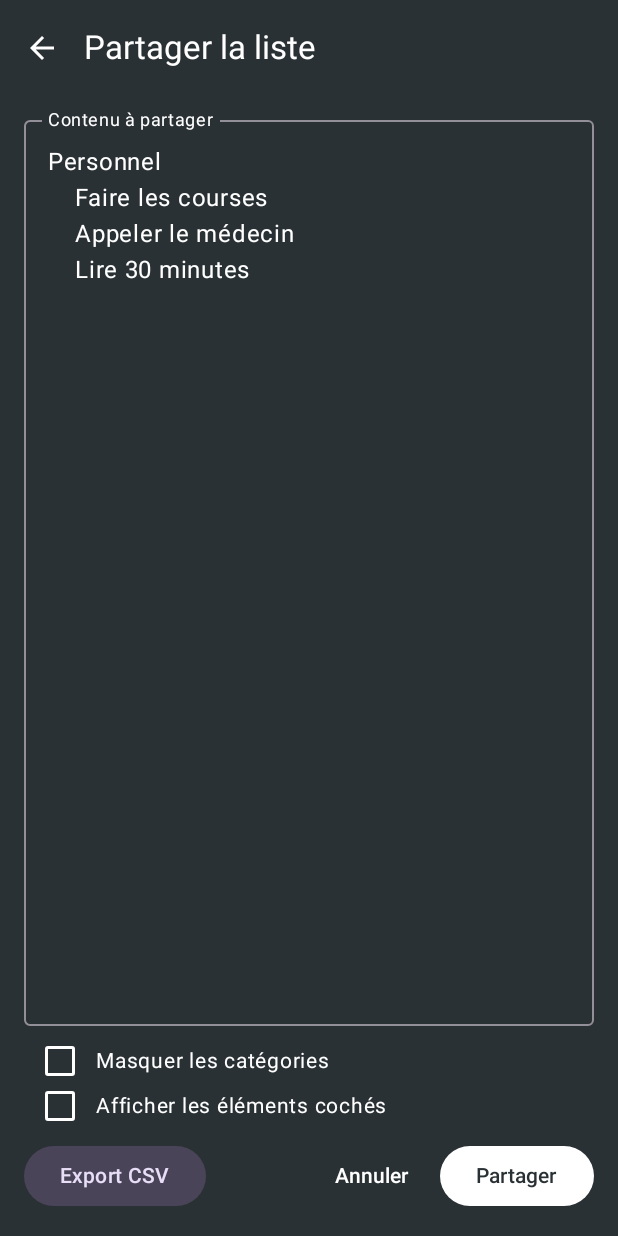
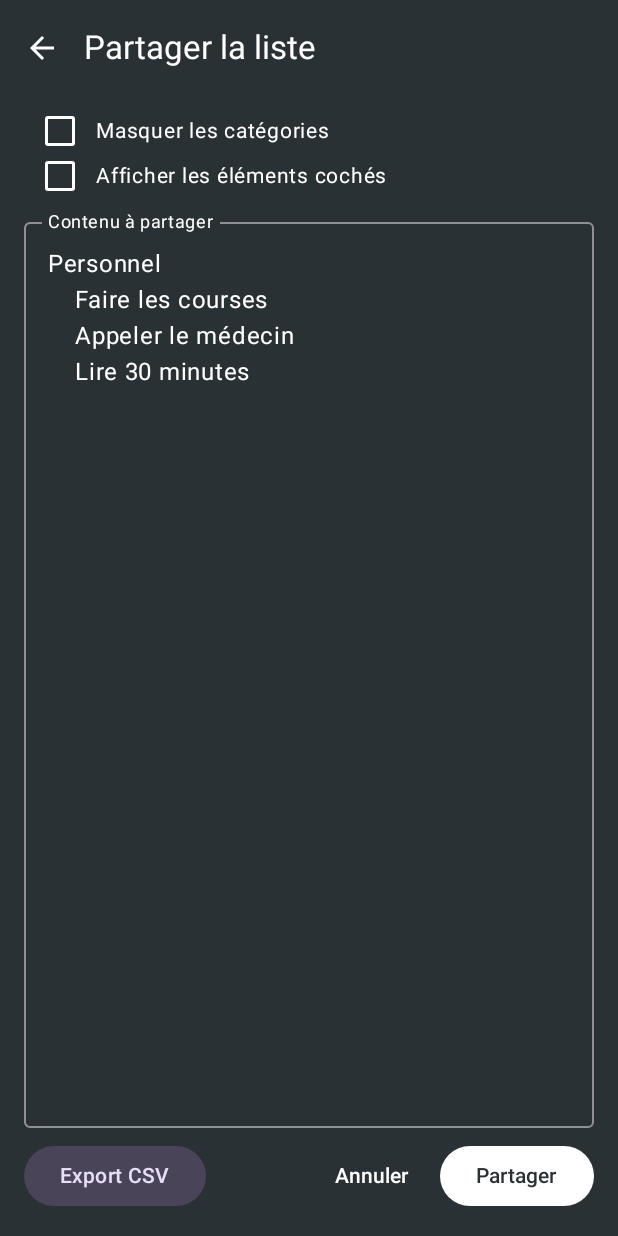
Before and after one commit to exochrone/ShopList, an Android app built with Jetpack Compose: the PartagerScreen screen opened through its navigation route, on a phone screen of 412 x 824 dp. Run offline under Robolectric (Android 15) with nearby library versions, the phone set to English and light mode, and no system bars; our stand-ins replace Room's generated code; libraries missing offline, so code that uses them is left out: sh.calvin.reorderable; 2 statements that could not run were skipped.

Commit message:
various fixes

```diff
--- a/app/src/main/java/com/jb/shoplist/MainActivity.kt
+++ b/app/src/main/java/com/jb/shoplist/MainActivity.kt
@@ -5,9 +5,15 @@ import android.widget.Toast
 import androidx.activity.ComponentActivity
 import androidx.activity.compose.setContent
 import androidx.activity.enableEdgeToEdge
+import androidx.compose.material3.Scaffold
+import androidx.compose.material3.SnackbarDuration
+import androidx.compose.material3.SnackbarHost
+import androidx.compose.material3.SnackbarHostState
+import androidx.compose.material3.SnackbarResult
 import androidx.compose.runtime.Composable
 import androidx.compose.runtime.LaunchedEffect
 import androidx.compose.runtime.getValue
+import androidx.compose.runtime.remember
 import androidx.compose.ui.platform.LocalContext
 import androidx.lifecycle.compose.collectAsStateWithLifecycle
 import androidx.lifecycle.viewmodel.compose.viewModel
@@ -31,8 +37,10 @@ class MainActivity : ComponentActivity() {
 fun TodoApp() {
     val viewModel: TodoViewModel = viewModel()
     val uiState by viewModel.uiState.collectAsStateWithLifecycle()
+    val actionAnnulable by viewModel.actionAnnulable.collectAsStateWithLifecycle()
     val navController = rememberNavController()
     val context = LocalContext.current
+    val snackbarHostState = remember { SnackbarHostState() }
 
     LaunchedEffect(Unit) {
         viewModel.evenements.collect { message ->
@@ -40,9 +48,29 @@ fun TodoApp() {
         }
     }
 
-    ShopListNavHost(
-        navController = navController,
-        uiState = uiState,
-        viewModel = viewModel
-    )
+    LaunchedEffect(actionAnnulable) {
+        actionAnnulable?.let { action ->
+            val result = snackbarHostState.showSnackbar(
+                message = action.message,
+                actionLabel = "Annuler",
+                duration = SnackbarDuration.Short
+            )
+            when (result) {
+                SnackbarResult.ActionPerformed -> viewModel.annulerDerniereAction()
+                SnackbarResult.Dismissed -> viewModel.consommerAction()
+            }
+        }
+    }
+
+    Scaffold(
+        snackbarHost = { SnackbarHost(hostState = snackbarHostState) }
+    ) { innerPadding ->
+        // On pourrait passer innerPadding à ShopListNavHost si besoin de gérer les insets
+        ShopListNavHost(
+            navController = navController,
+            uiState = uiState,
+            viewModel = viewModel,
+            snackbarHostState = snackbarHostState
+        )
+    }
 }
--- a/app/src/main/java/com/jb/shoplist/ui/navigation/ShopListNavHost.kt
+++ b/app/src/main/java/com/jb/shoplist/ui/navigation/ShopListNavHost.kt
@@ -1,5 +1,6 @@
 package com.jb.shoplist.ui.navigation
 
+import androidx.compose.material3.SnackbarHostState
 import androidx.compose.runtime.Composable
 import androidx.compose.runtime.getValue
 import androidx.lifecycle.compose.collectAsStateWithLifecycle
@@ -16,13 +17,15 @@ import com.jb.shoplist.ui.screens.partage.PartagerScreen
 fun ShopListNavHost(
     navController: NavHostController,
     uiState: TodoUiState,
-    viewModel: TodoViewModel
+    viewModel: TodoViewModel,
+    snackbarHostState: SnackbarHostState
 ) {
     NavHost(navController = navController, startDestination = Routes.LISTE) {
         composable(Routes.LISTE) {
             val actionAnnulable by viewModel.actionAnnulable.collectAsStateWithLifecycle()
             TodoListScreen(
                 uiState = uiState,
+                snackbarHostState = snackbarHostState,
                 actionAnnulable = actionAnnulable,
                 onAjouterTache = viewModel::ajouterTache,
                 onBasculerFait = viewModel::basculerFait,
@@ -38,8 +41,6 @@ fun ShopListNavHost(
                 onToutCocher = viewModel::toutCocher,
                 onBasculerAfficherFaites = viewModel::setAfficherFaites,
                 onSetTermeRecherche = viewModel::setTermeRecherche,
-                onAnnulerAction = viewModel::annulerDerniereAction,
-                onConsommerAction = viewModel::consommerAction
             )
         }
         composable(Routes.CATEGORIES) {
@@ -47,6 +48,7 @@ fun ShopListNavHost(
             CategoriesScreen(
                 categories = uiState.categories,
                 taches = uiState.taches,
+                snackbarHostState = snackbarHostState,
                 actionAnnulable = actionAnnulable,
                 onAjouterCategorie = viewModel::ajouterCategorie,
                 onSupprimerCategorie = viewModel::supprimerCategorie,
@@ -55,8 +57,6 @@ fun ShopListNavHost(
                 onModifierCouleur = viewModel::modifierCouleurCategorie,
                 onTrierTachesParAlpha = viewModel::trierTachesParAlpha,
                 onRetour = { navController.popBackStack() },
-                onAnnulerAction = viewModel::annulerDerniereAction,
-                onConsommerAction = viewModel::consommerAction
             )
         }
         composable(Routes.PARTAGER) {
--- a/app/src/main/java/com/jb/shoplist/ui/screens/liste/TodoListScreen.kt
+++ b/app/src/main/java/com/jb/shoplist/ui/screens/liste/TodoListScreen.kt
@@ -15,8 +15,6 @@ import androidx.compose.material3.*
 import androidx.compose.runtime.*
 import androidx.compose.ui.Alignment
 import androidx.compose.ui.Modifier
-import androidx.compose.ui.focus.FocusRequester
-import androidx.compose.ui.focus.focusRequester
 import androidx.compose.ui.graphics.Color
 import androidx.compose.ui.text.font.FontWeight
 import androidx.compose.ui.text.style.TextOverflow
@@ -38,6 +36,7 @@ import java.text.Normalizer
 @Composable
 fun TodoListScreen(
     uiState: TodoUiState,
+    snackbarHostState: SnackbarHostState,
     actionAnnulable: ActionAnnulable?,
     onAjouterTache: (String, String) -> Unit,
     onBasculerFait: (TacheEntity) -> Unit,
@@ -53,25 +52,8 @@ fun TodoListScreen(
     onToutCocher: () -> Unit,
     onBasculerAfficherFaites: (Boolean) -> Unit,
     onSetTermeRecherche: (String) -> Unit,
-    onAnnulerAction: () -> Unit,
-    onConsommerAction: () -> Unit
 ) {
     var modeRecherche by remember { mutableStateOf(false) }
-    val snackbarHostState = remember { SnackbarHostState() }
-
-    LaunchedEffect(actionAnnulable) {
-        actionAnnulable?.let { action ->
-            val result = snackbarHostState.showSnackbar(
-                message = action.message,
-                actionLabel = "Annuler",
-                duration = SnackbarDuration.Short
-            )
-            when (result) {
-                SnackbarResult.ActionPerformed -> onAnnulerAction()
-                SnackbarResult.Dismissed -> onConsommerAction()
-            }
-        }
-    }
 
     BackHandler(enabled = modeRecherche) {
         modeRecherche = false
@@ -167,9 +149,6 @@ fun TodoListScreen(
                 titre = uiState.titreListe,
                 afficherFaites = uiState.afficherFaites,
                 onToggleAfficherFaites = { onBasculerAfficherFaites(!uiState.afficherFaites) },
-                onAjouterCategorie = {
-                    afficherDialogCategorie = true
-                },
                 onOuvrirCategories = onOuvrirCategories,
                 onOuvrirPartage = onOuvrirPartage,
                 onOuvrirImport = { afficherDialogImport = true },
--- a/app/src/main/java/com/jb/shoplist/ui/screens/liste/TodoListTopBar.kt
+++ b/app/src/main/java/com/jb/shoplist/ui/screens/liste/TodoListTopBar.kt
@@ -24,7 +24,6 @@ fun TodoListTopBar(
     titre: String,
     afficherFaites: Boolean,
     onToggleAfficherFaites: () -> Unit,
-    onAjouterCategorie: () -> Unit,
     onOuvrirCategories: () -> Unit,
     onOuvrirPartage: () -> Unit,
     onOuvrirImport: () -> Unit,
@@ -103,15 +102,6 @@ fun TodoListTopBar(
                         expanded = afficherMenu,
                         onDismissRequest = { afficherMenu = false }
                     ) {
-                        /*
-                        DropdownMenuItem(
-                            text = { Text("Ajouter une catégorie") },
-                            onClick = {
-                                afficherMenu = false
-                                onAjouterCategorie()
-                            }
-                        )
-                        */
                         DropdownMenuItem(
                             text = { Text("Gérer les catégories") },
                             onClick = {
--- a/app/src/main/java/com/jb/shoplist/ui/screens/partage/PartagerScreen.kt
+++ b/app/src/main/java/com/jb/shoplist/ui/screens/partage/PartagerScreen.kt
@@ -7,6 +7,7 @@ import androidx.activity.result.contract.ActivityResultContracts
 import androidx.compose.foundation.layout.*
 import androidx.compose.material.icons.Icons
 import androidx.compose.material.icons.automirrored.filled.ArrowBack
+import androidx.compose.material.icons.filled.Undo
 import androidx.compose.material3.*
 import androidx.compose.runtime.*
 import androidx.compose.ui.Alignment
@@ -63,6 +64,7 @@ fun PartagerScreen(
 
     var texteModifie by remember { mutableStateOf<String?>(null) }
     val texteAafficher = texteModifie ?: texteCalcule
+    val estModifieManuel = texteModifie != null
 
     val clavierVisible = WindowInsets.ime.asPaddingValues().calculateBottomPadding() > 0.dp
 
@@ -74,6 +76,13 @@ fun PartagerScreen(
                     IconButton(onClick = onRetour) {
                         Icon(Icons.AutoMirrored.Filled.ArrowBack, contentDescription = "Retour")
                     }
+                },
+                actions = {
+                    if (estModifieManuel) {
+                        IconButton(onClick = { texteModifie = null }) {
+                            Icon(Icons.Default.Undo, contentDescription = "Rétablir l'automatique")
+                        }
+                    }
                 }
             )
         }
@@ -84,6 +93,43 @@ fun PartagerScreen(
                 .padding(padding)
                 .padding(horizontal = 16.dp, vertical = 8.dp)
         ) {
+            if (!clavierVisible) {
+                Column {
+                    Row(
+                        verticalAlignment = Alignment.CenterVertically,
+                        modifier = Modifier.height(30.dp)
+                    ) {
+                        Checkbox(
+                            checked = masquerCategories,
+                            onCheckedChange = { masquerCategories = it },
+                            enabled = !estModifieManuel
+                        )
+                        Text(
+                            text = "Masquer les catégories",
+                            fontSize = 14.sp,
+                            color = if (estModifieManuel) MaterialTheme.colorScheme.onSurface.copy(alpha = 0.38f) else MaterialTheme.colorScheme.onSurface
+                        )
+                    }
+                    Row(
+                        verticalAlignment = Alignment.CenterVertically,
+                        modifier = Modifier.height(30.dp)
+                    ) {
+                        Checkbox(
+                            checked = afficherCoches,
+                            onCheckedChange = { afficherCoches = it },
+                            enabled = !estModifieManuel
+                        )
+                        Text(
+                            text = "Afficher les éléments cochés",
+                            fontSize = 14.sp,
+                            color = if (estModifieManuel) MaterialTheme.colorScheme.onSurface.copy(alpha = 0.38f) else MaterialTheme.colorScheme.onSurface
+                        )
+                    }
+                }
+
+                Spacer(modifier = Modifier.height(8.dp))
+            }
+
             OutlinedTextField(
                 value = texteAafficher,
                 onValueChange = { texteModifie = it },
@@ -91,41 +137,10 @@ fun PartagerScreen(
                     .weight(1f)
                     .fillMaxWidth()
                     .imePadding(),
-                label = { Text("Contenu à partager") }
+                label = { Text(if (estModifieManuel) "Contenu (modifié manuellement)" else "Contenu à partager") }
             )
 
             if (!clavierVisible) {
-                Spacer(modifier = Modifier.height(8.dp))
-
-                Column {
-                    Row(
-                        verticalAlignment = Alignment.CenterVertically,
-                        modifier = Modifier.height(30.dp)
-                    ) {
-                        Checkbox(
-                            checked = masquerCategories,
-                            onCheckedChange = {
-                                masquerCategories = it
-                                texteModifie = null
-                            }
-                        )
-                        Text("Masquer les catégories", fontSize = 14.sp)
-                    }
-                    Row(
-                        verticalAlignment = Alignment.CenterVertically,
-                        modifier = Modifier.height(30.dp)
-                    ) {
-                        Checkbox(
-                            checked = afficherCoches,
-                            onCheckedChange = {
-                                afficherCoches = it
-                                texteModifie = null
-                            }
-                        )
-                        Text("Afficher les éléments cochés", fontSize = 14.sp)
-                    }
-                }
-
                 Spacer(modifier = Modifier.height(8.dp))
 
                 Row(
--- a/app/src/main/java/com/jb/shoplist/ui/theme/Theme.kt
+++ b/app/src/main/java/com/jb/shoplist/ui/theme/Theme.kt
@@ -15,11 +15,13 @@ import androidx.core.view.WindowCompat
 
 @Immutable
 data class ShopListCustomColors(
-    val tacheNonFaite: Color = Color.Unspecified,
-    val tacheFaite: Color = Color.Unspecified
+    val tacheNonFaite: Color,
+    val tacheFaite: Color
 )
 
-val LocalShopListColors = staticCompositionLocalOf { ShopListCustomColors() }
+val LocalShopListColors = staticCompositionLocalOf<ShopListCustomColors> {
+    error("ShopListCustomColors non fourni")
+}
 
 object ShopListTheme {
     val customColors: ShopListCustomColors
```
Also changed, not shown: app/src/main/java/com/jb/shoplist/ui/screens/categories/CategoriesScreen.kt (+1 -17 lines), app/src/main/java/com/jb/shoplist/ui/theme/PaletteCategories.kt (+0 -9 lines), 1 other file.
